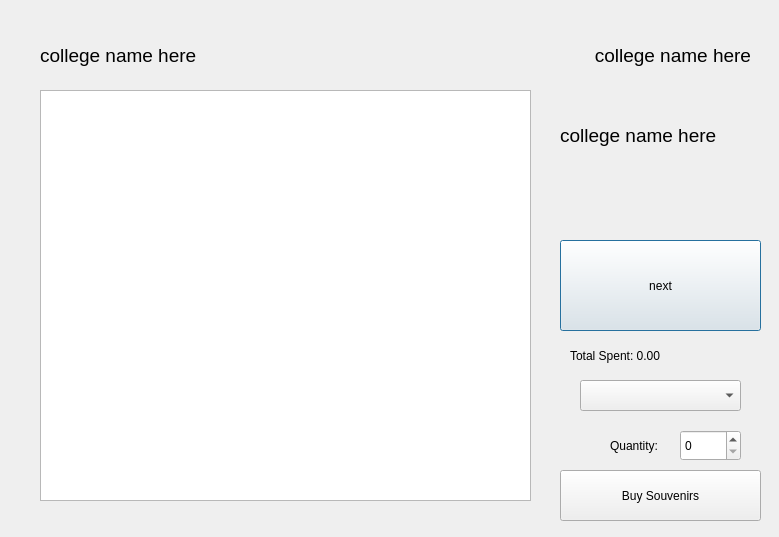
awiswasi/WhoIsYourDatabase, file BaseballTour/triptake.ui: the form before one commit.
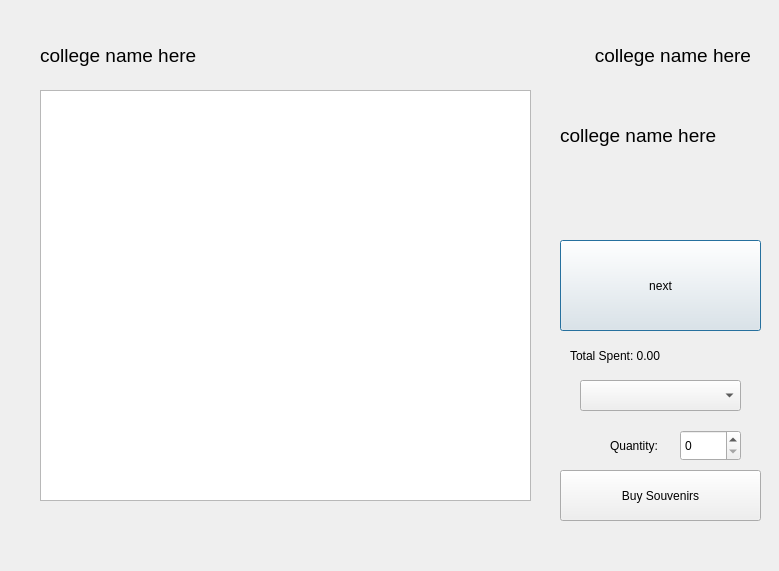
The form after the commit.

Commit message: Trip Summary Screen added

```diff
--- a/BaseballTour/triptake.ui
+++ b/BaseballTour/triptake.ui
@@ -7,7 +7,7 @@
     <x>0</x>
     <y>0</y>
     <width>779</width>
-    <height>537</height>
+    <height>571</height>
    </rect>
   </property>
   <property name="windowTitle">
```
Left out of the diff: 29 changed lines with no effect on the pictures. The commit also changes 2 other files.
